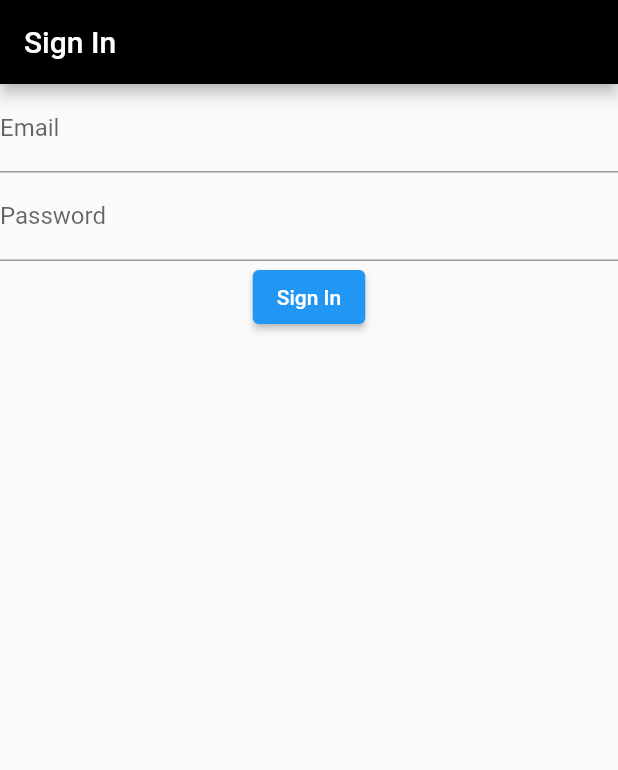
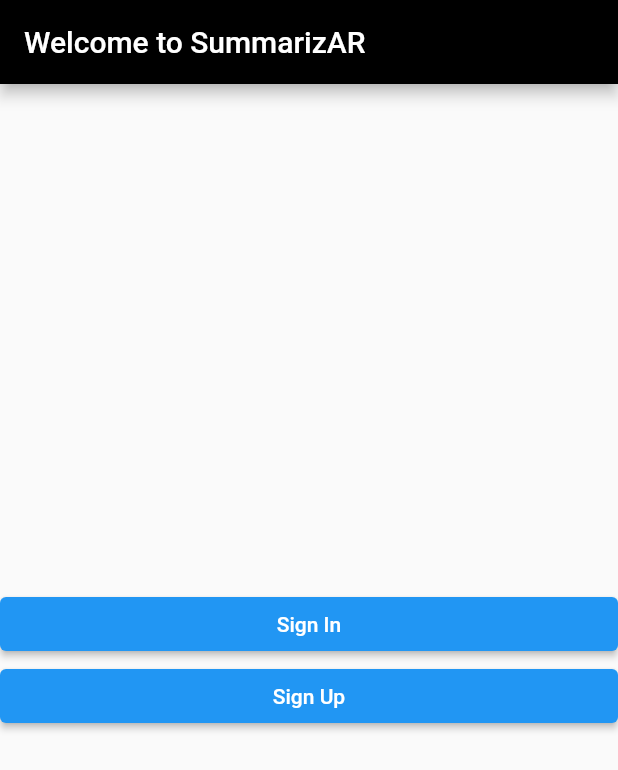
Before and after one commit to ashiq1211/SummarizAR, a Flutter app: the screen it shows after launch, on a phone screen of 412 x 824 dp. Shown: the top 770 px of the screen. Run offline on Flutter 3.47's test engine with Material 2 defaults, Android fonts, the phone set to English and light mode, and no system bars; our stand-ins replace camera, firebase_auth, firebase_core, flutter_icons, image_picker, share; missing offline and left inert: firebase_ml_vision; accounts and stored records are empty.

Commit message:
SignUp added

```diff
--- /dev/null
+++ b/lib/Pages/welcome_page.dart
@@ -0,0 +1,47 @@
+import 'package:flutter/material.dart';
+import 'package:project/Pages/login.dart';
+import 'package:project/Pages/sign_up.dart';
+
+class WelcomePage extends StatefulWidget {
+  @override
+  _WelcomePageState createState() => _WelcomePageState();
+}
+
+class _WelcomePageState extends State<WelcomePage> {
+  @override
+  Widget build(BuildContext context) {
+    return Scaffold(
+      appBar: AppBar(
+        title: Text("Welcome to SummarizAR"),
+      ),
+      body: Column(
+        mainAxisAlignment: MainAxisAlignment.center,
+        crossAxisAlignment: CrossAxisAlignment.stretch,
+        children: <Widget>[
+          ElevatedButton(
+            onPressed: navigateToSignIn,
+            child: Text('Sign In'),
+          ),
+          ElevatedButton(
+            onPressed: navigateToSignUp,
+            child: Text('Sign Up'),
+          )
+        ],
+      ),
+    );
+  }
+
+  void navigateToSignIn() {
+    Navigator.push(
+        context,
+        MaterialPageRoute(
+            builder: (context) => LoginPage(), fullscreenDialog: true));
+  }
+
+  void navigateToSignUp() {
+    Navigator.push(
+        context,
+        MaterialPageRoute(
+            builder: (context) => SignUp(), fullscreenDialog: true));
+  }
+}
--- a/lib/main.dart
+++ b/lib/main.dart
@@ -3,6 +3,8 @@ import 'package:flutter/material.dart';
 import 'package:flutter/services.dart';
 import 'package:project/Pages/cam_screen.dart';
 import 'package:project/Pages/login.dart';
+
+import 'Pages/welcome_page.dart';
 
 void main() async {
   WidgetsFlutterBinding.ensureInitialized();
@@ -19,7 +21,8 @@ class MyApp extends StatelessWidget {
         primaryColor: Colors.black,
       ),
       // home: CameraScreen(),
-      home: LoginPage(),
+      // home: LoginPage(),
+      home: WelcomePage(),
     );
   }
 }
```
Also changed, not shown: lib/Pages/sign_up.dart (added, +70 -0 lines).
